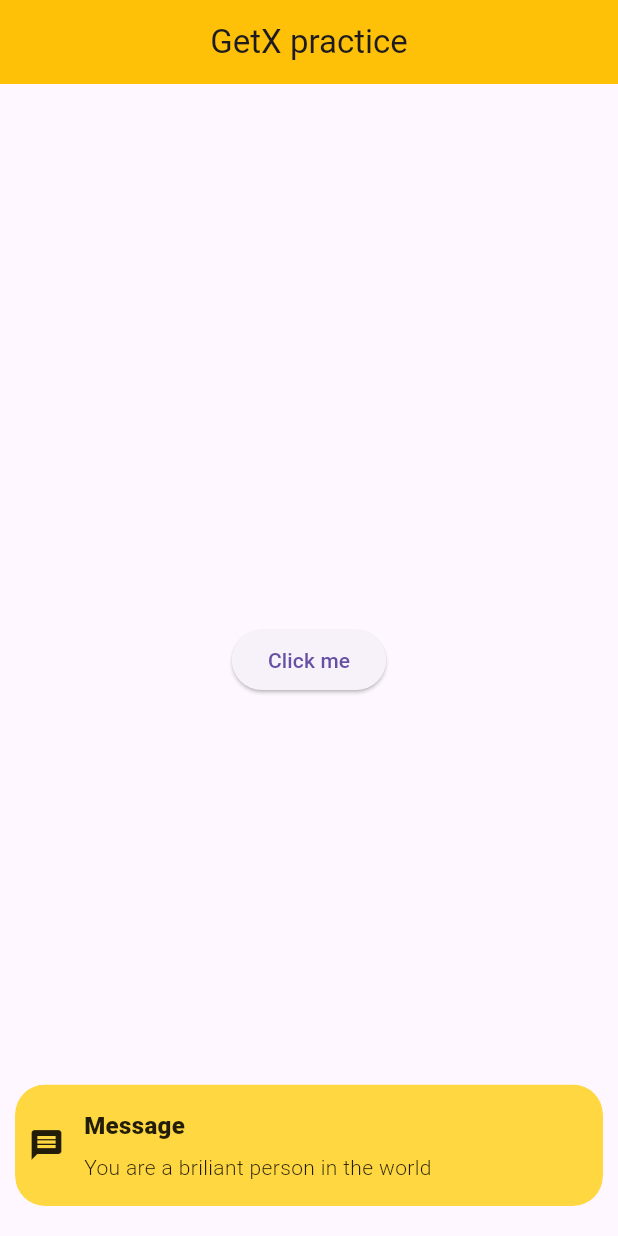
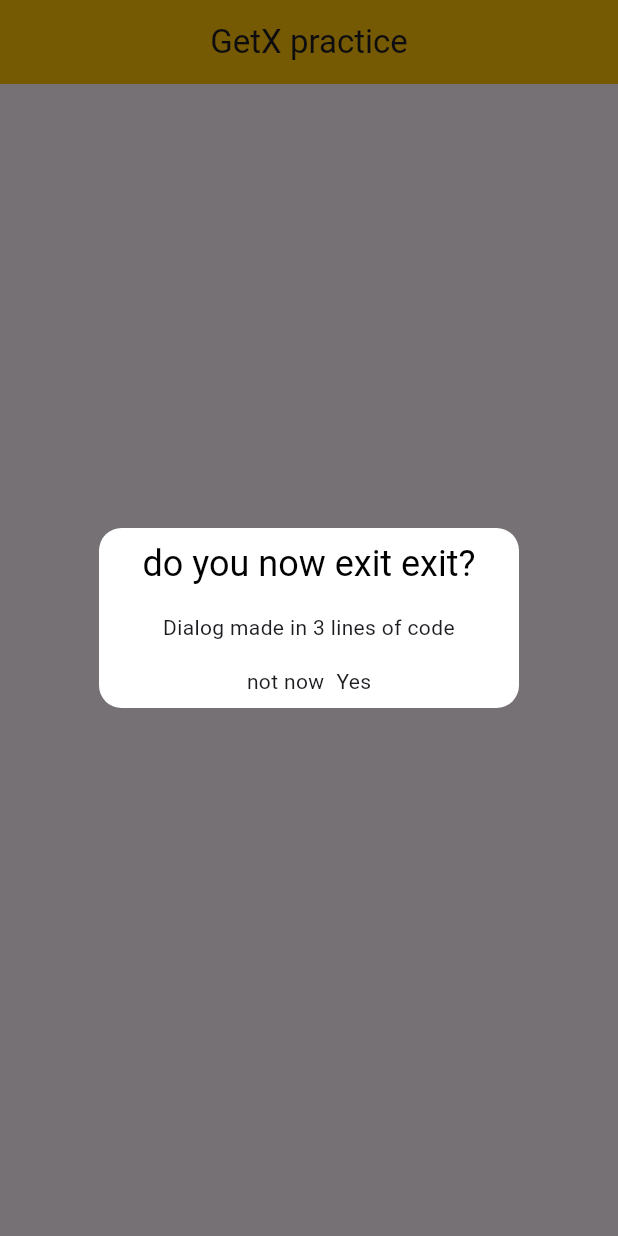
Before and after one commit to alazad214/getx, a Flutter app: the screen it shows after launch, after a tap on "Click me", on a phone screen of 412 x 824 dp. Run offline on Flutter 3.47's test engine with Material 3 defaults, Android fonts, the phone set to English and light mode, and no system bars; our stand-ins replace get.

Commit message:
getx dialog

```diff
--- a/lib/screens/home.dart
+++ b/lib/screens/home.dart
@@ -15,15 +15,25 @@ class Home extends StatelessWidget {
       body: Center(
         child: ElevatedButton(
             onPressed: () {
-              Get.snackbar("Message", "You are a briliant person in the world",
-                  snackPosition: SnackPosition.BOTTOM,
-                  borderRadius: 20,
-                  backgroundColor: Colors.amberAccent,
-                  icon: Icon(Icons.message),
-                  duration: Duration(seconds: 3),
-                  margin: EdgeInsets.symmetric(horizontal: 10, vertical: 20));
+              Get.defaultDialog(
+                  title: "do you now exit exit?",
+                  titleStyle: const TextStyle(color: Colors.black),
+                  backgroundColor: Colors.white,
+                  radius: 15,
+                  barrierDismissible: false,
+                  cancel: const Text("not now"),
+                  confirm: const Text("Yes"),
+                  onCancel: () {
+                    Get.back(closeOverlays: true);
+                  },
+                  onConfirm: () {
+                    Get.back(closeOverlays: true);
+                  },
+                buttonColor: Colors.blue
+
+                  );
             },
-            child: Text("Click me")),
+            child: const Text("Click me")),
       ),
     );
   }
```
